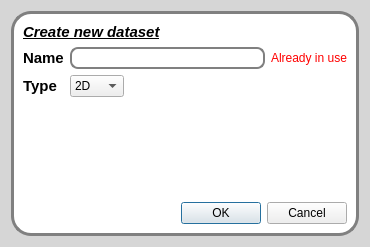
AlbertoSimioni/Romeo, file src/romeo/view/dialogs/newdatasetdialog.ui: the form before one commit.
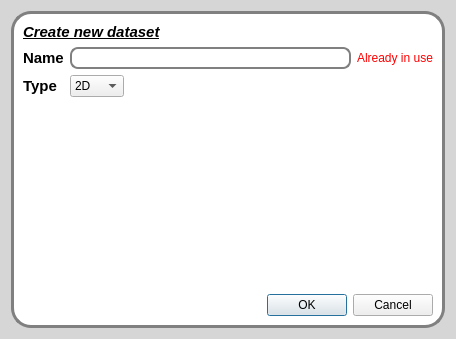
The form after the commit.

Diff of the .ui file:
```diff
--- a/src/romeo/view/dialogs/newdatasetdialog.ui
+++ b/src/romeo/view/dialogs/newdatasetdialog.ui
@@ -6,8 +6,8 @@
    <rect>
     <x>0</x>
     <y>0</y>
-    <width>370</width>
-    <height>247</height>
+    <width>456</width>
+    <height>339</height>
    </rect>
   </property>
   <property name="windowTitle">
```
